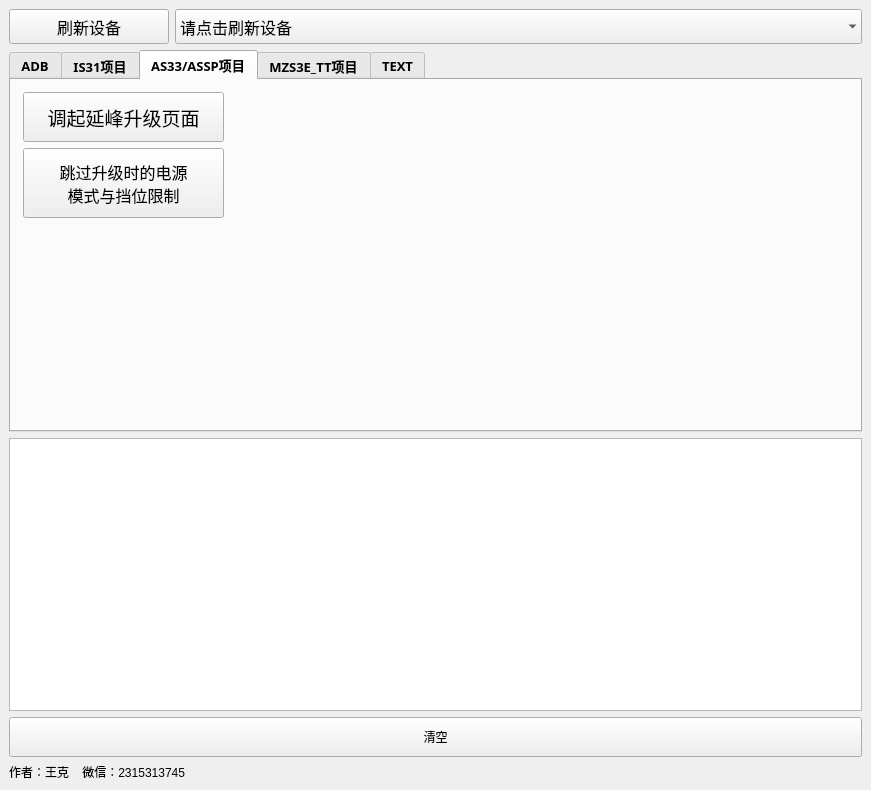
The window that adbtool.ui (wangke956/ADBTools) describes before a commit, drawn with Qt 5.
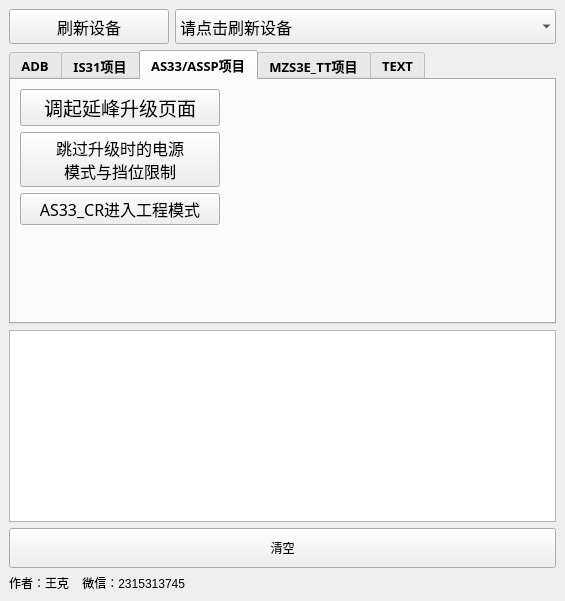
The same window after the commit. The open tabs and pages were chosen to show the change.

Commit message: 1.增加AS33CR工程模式方法 2.增加高DPI支持

```diff
--- a/adbtool.ui
+++ b/adbtool.ui
@@ -7,8 +7,8 @@
    <rect>
     <x>0</x>
     <y>0</y>
-    <width>871</width>
-    <height>790</height>
+    <width>565</width>
+    <height>601</height>
    </rect>
   </property>
   <property name="sizePolicy">
@@ -20,7 +20,7 @@
   <property name="minimumSize">
    <size>
     <width>509</width>
-    <height>790</height>
+    <height>600</height>
    </size>
   </property>
   <property name="maximumSize">
@@ -58,7 +58,7 @@
   </property>
   <widget class="QWidget" name="centralwidget">
    <property name="sizePolicy">
-    <sizepolicy hsizetype="Expanding" vsizetype="Expanding">
+    <sizepolicy hsizetype="Preferred" vsizetype="Preferred">
      <horstretch>0</horstretch>
      <verstretch>0</verstretch>
     </sizepolicy>
@@ -983,20 +983,39 @@
        <attribute name="title">
         <string>AS33/ASSP项目</string>
        </attribute>
-       <widget class="QWidget" name="layoutWidget">
-        <property name="geometry">
-         <rect>
-          <x>12</x>
-          <y>12</y>
-          <width>201</width>
-          <height>131</height>
-         </rect>
-        </property>
         <layout class="QFormLayout" name="formLayout_2">
-         <property name="rowWrapPolicy">
-          <enum>QFormLayout::WrapAllRows</enum>
-         </property>
-         <item row="1" column="0" colspan="2">
+        <item row="0" column="0">
+         <widget class="QPushButton" name="upgrade_page_button">
+          <property name="sizePolicy">
+           <sizepolicy hsizetype="Minimum" vsizetype="Fixed">
+            <horstretch>0</horstretch>
+            <verstretch>0</verstretch>
+           </sizepolicy>
+          </property>
+          <property name="minimumSize">
+           <size>
+            <width>200</width>
+            <height>0</height>
+           </size>
+          </property>
+          <property name="maximumSize">
+           <size>
+            <width>300</width>
+            <height>50</height>
+           </size>
+          </property>
+          <property name="font">
+           <font>
+            <family>Arial</family>
+            <pointsize>14</pointsize>
+           </font>
+          </property>
+          <property name="text">
+           <string>调起延峰升级页面</string>
+          </property>
+         </widget>
+        </item>
+        <item row="1" column="0">
           <widget class="QPushButton" name="skipping_powerlimit_button">
            <property name="sizePolicy">
             <sizepolicy hsizetype="Minimum" vsizetype="Minimum">
@@ -1006,14 +1025,14 @@
            </property>
            <property name="minimumSize">
             <size>
-             <width>160</width>
-             <height>70</height>
+            <width>200</width>
+            <height>0</height>
             </size>
            </property>
            <property name="maximumSize">
             <size>
              <width>300</width>
-             <height>50</height>
+            <height>150</height>
             </size>
            </property>
            <property name="font">
@@ -1034,39 +1053,26 @@
            </property>
           </widget>
          </item>
-         <item row="0" column="0" colspan="2">
-          <widget class="QPushButton" name="upgrade_page_button">
-           <property name="sizePolicy">
-            <sizepolicy hsizetype="Minimum" vsizetype="Fixed">
-             <horstretch>0</horstretch>
-             <verstretch>0</verstretch>
-            </sizepolicy>
-           </property>
+        <item row="2" column="0">
+         <widget class="QPushButton" name="AS33_CR_enter_engineering_mode_button">
            <property name="minimumSize">
             <size>
-             <width>160</width>
-             <height>50</height>
-            </size>
-           </property>
-           <property name="maximumSize">
-            <size>
-             <width>300</width>
-             <height>50</height>
+            <width>200</width>
+            <height>0</height>
             </size>
            </property>
            <property name="font">
             <font>
-             <family>Arial</family>
-             <pointsize>14</pointsize>
+            <family>Arial Rounded MT Bold</family>
+            <pointsize>12</pointsize>
             </font>
            </property>
            <property name="text">
-            <string>调起延峰升级页面</string>
+           <string>AS33_CR进入工程模式</string>
            </property>
           </widget>
          </item>
         </layout>
-       </widget>
       </widget>
       <widget class="QWidget" name="tab_2">
        <attribute name="title">
```
Left out of the diff: 88 changed lines with no effect on the pictures. Lines whose indentation alone changed are shown as unchanged. The commit also changes 6 other files.
